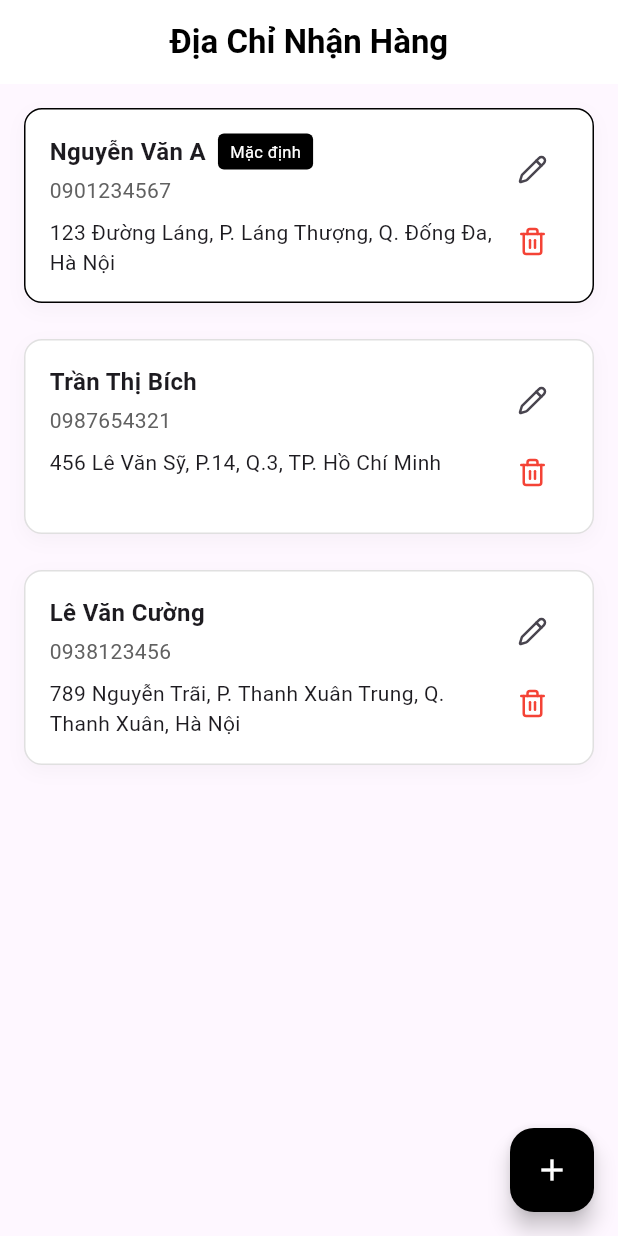
After one commit to truongtuandatdev2k1/FashionApp, a Flutter app: the AddressListScreen screen opened by its route, on a phone screen of 412 x 824 dp. The commit adds this screen. Run offline on Flutter 3.47's test engine with Material 3 defaults, Android fonts, the phone set to English and light mode, and no system bars; our stand-ins replace cached_network_image, carousel_slider, dio, flutter_dotenv, flutter_secure_storage, get_it and 3 more; accounts and stored records are empty; network calls fail.

Commit message:
update ui address cus

```diff
--- a/ui_mobile_fashion_app/lib/core/router.dart
+++ b/ui_mobile_fashion_app/lib/core/router.dart
@@ -8,6 +8,7 @@ import 'package:ui_mobile_fashion_app/customer/views/navigation_shell/customer_n
 // ***************************************************************
 import 'package:ui_mobile_fashion_app/customer/views/splash/customer_splash_screen.dart';
 import 'package:ui_mobile_fashion_app/customer/views/auth/login_screen.dart';
+import 'package:ui_mobile_fashion_app/customer/views/address/views/address_list_screen.dart';
 
 class AppRouter {
   static final GoRouter router = GoRouter(
@@ -33,6 +34,10 @@ class AppRouter {
           // ***************************************************************
         },
       ),
+      GoRoute(
+        path: '/addresses',
+        builder: (context, state) => const AddressListScreen(),
+      ),
       // Thêm route khác sau này
     ],
   );
--- /dev/null
+++ b/ui_mobile_fashion_app/lib/customer/logic/address/mock_address_data.dart
@@ -0,0 +1,34 @@
+// lib/customer/logic/adress/mock_address_data.dart
+
+class MockAddressData {
+  // BẬT/TẮT TOÀN BỘ MOCK DATA TẠI ĐÂY
+  static const bool enabled = true;
+
+  static final List<Map<String, dynamic>> addresses = [
+    {
+      "id": "1",
+      "name": "Nguyễn Văn A",
+      "phone": "0901234567",
+      "address": "123 Đường Láng, P. Láng Thượng, Q. Đống Đa, Hà Nội",
+      "isDefault": true,
+    },
+    {
+      "id": "2",
+      "name": "Trần Thị Bích",
+      "phone": "0987654321",
+      "address": "456 Lê Văn Sỹ, P.14, Q.3, TP. Hồ Chí Minh",
+      "isDefault": false,
+    },
+    {
+      "id": "3",
+      "name": "Lê Văn Cường",
+      "phone": "0938123456",
+      "address": "789 Nguyễn Trãi, P. Thanh Xuân Trung, Q. Thanh Xuân, Hà Nội",
+      "isDefault": false,
+    },
+  ];
+
+  static List<Map<String, dynamic>> getAddresses() {
+    return enabled ? addresses : [];
+  }
+}
--- /dev/null
+++ b/ui_mobile_fashion_app/lib/customer/views/address/views/address_list_screen.dart
@@ -0,0 +1,38 @@
+// lib/customer/views/address/views/address_list_screen.dart
+import 'package:flutter/material.dart';
+import 'package:ui_mobile_fashion_app/customer/logic/address/mock_address_data.dart';
+import 'package:ui_mobile_fashion_app/customer/views/address/views/address_form_screen.dart';
+import 'package:ui_mobile_fashion_app/customer/views/address/widgets/empty_address_view.dart';
+import 'package:ui_mobile_fashion_app/customer/views/address/widgets/address_list_view.dart';
+
+class AddressListScreen extends StatelessWidget {
+  const AddressListScreen({Key? key}) : super(key: key);
+
+  @override
+  Widget build(BuildContext context) {
+    final addresses = MockAddressData.getAddresses();
+
+    return Scaffold(
+      appBar: AppBar(
+        backgroundColor: Colors.white,
+        foregroundColor: Colors.black,
+        elevation: 0,
+        title: const Text("Địa Chỉ Nhận Hàng", style: TextStyle(fontWeight: FontWeight.bold)),
+        centerTitle: true,
+      ),
+      body: addresses.isEmpty
+          ? const EmptyAddressView()
+          : AddressListView(addresses: addresses, onAddNew: () {}),
+      floatingActionButton: FloatingActionButton(
+        backgroundColor: Colors.black,
+        child: const Icon(Icons.add, color: Colors.white),
+        onPressed: () {
+          Navigator.push(
+            context,
+            MaterialPageRoute(builder: (_) => const AddressFormScreen()),
+          );
+        },
+      ),
+    );
+  }
+}
--- /dev/null
+++ b/ui_mobile_fashion_app/lib/customer/views/address/widgets/address_item.dart
@@ -0,0 +1,81 @@
+// lib/customer/views/address/widgets/address_item.dart
+import 'package:flutter/material.dart';
+import 'package:lucide_icons_flutter/lucide_icons.dart';
+
+class AddressItem extends StatelessWidget {
+  final String name;
+  final String phone;
+  final String address;
+  final bool isDefault;
+  final VoidCallback onEdit;
+
+  const AddressItem({
+    Key? key,
+    required this.name,
+    required this.phone,
+    required this.address,
+    this.isDefault = false,
+    required this.onEdit,
+  }) : super(key: key);
+
+  @override
+  Widget build(BuildContext context) {
+    return Container(
+      margin: const EdgeInsets.only(bottom: 12),
+      padding: const EdgeInsets.all(16),
+      decoration: BoxDecoration(
+        color: Colors.white,
+        borderRadius: BorderRadius.circular(12),
+        border: Border.all(color: isDefault ? Colors.black : Colors.grey.shade300),
+        boxShadow: [
+          BoxShadow(color: Colors.black.withOpacity(0.03), blurRadius: 10, offset: const Offset(0, 4))
+        ],
+      ),
+      child: Row(
+        crossAxisAlignment: CrossAxisAlignment.start,
+        children: [
+          Expanded(
+            child: Column(
+              crossAxisAlignment: CrossAxisAlignment.start,
+              children: [
+                Row(
+                  children: [
+                    Text(name, style: const TextStyle(fontWeight: FontWeight.bold, fontSize: 16)),
+                    const SizedBox(width: 8),
+                    if (isDefault)
+                      Container(
+                        padding: const EdgeInsets.symmetric(horizontal: 8, vertical: 4),
+                        decoration: BoxDecoration(
+                          color: Colors.black,
+                          borderRadius: BorderRadius.circular(4),
+                        ),
+                        child: const Text("Mặc định", style: TextStyle(color: Colors.white, fontSize: 11)),
+                      ),
+                  ],
+                ),
+                const SizedBox(height: 4),
+                Text(phone, style: TextStyle(color: Colors.grey[700])),
+                const SizedBox(height: 8),
+                Text(address, style: const TextStyle(fontSize: 14)),
+              ],
+            ),
+          ),
+          Column(
+            children: [
+              IconButton(
+                icon: const Icon(LucideIcons.pencil, size: 20),
+                onPressed: onEdit,
+                ),
+              IconButton(
+                icon: const Icon(LucideIcons.trash2, size: 20, color: Colors.red),
+                onPressed: () {
+                  // TODO: Xóa địa chỉ
+                },
+              ),
+            ],
+          ),
+        ],
+      ),
+    );
+  }
+}
--- /dev/null
+++ b/ui_mobile_fashion_app/lib/customer/views/address/widgets/address_list_view.dart
@@ -0,0 +1,37 @@
+// lib/customer/views/address/widgets/address_list_view.dart
+import 'package:flutter/material.dart';
+import 'package:ui_mobile_fashion_app/customer/views/address/widgets/address_item.dart';
+
+class AddressListView extends StatelessWidget {
+  final List<Map<String, dynamic>> addresses;
+  final VoidCallback onAddNew;
+
+  const AddressListView({
+    Key? key,
+    required this.addresses,
+    required this.onAddNew,
+  }) : super(key: key);
+
+  @override
+  Widget build(BuildContext context) {
+    return ListView.builder(
+      padding: const EdgeInsets.fromLTRB(16, 16, 16, 100),
+      itemCount: addresses.length,
+      itemBuilder: (context, index) {
+        final addr = addresses[index];
+        return Padding(
+          padding: const EdgeInsets.only(bottom: 12),
+          child: AddressItem(
+            name: addr['name'] as String,
+            phone: addr['phone'] as String,
+            address: addr['address'] as String,
+            isDefault: addr['isDefault'] as bool,
+            onEdit: () {
+              // TODO: mở form sửa
+            },
+          ),
+        );
+      },
+    );
+  }
+}
```
Also changed, not shown: ui_mobile_fashion_app/hazii_note/flutter_structure.txt (+24 -4 lines), ui_mobile_fashion_app/lib/core/utils/extensions.dart (+9 -0 lines), ui_mobile_fashion_app/lib/customer/views/address/views/address_form_screen.dart (added, +73 -0 lines), ui_mobile_fashion_app/lib/customer/views/address/widgets/empty_address_view.dart (added, +29 -0 lines), ui_mobile_fashion_app/lib/customer/views/profile/widgets/profile_menu_list.dart (+8 -4 lines).
